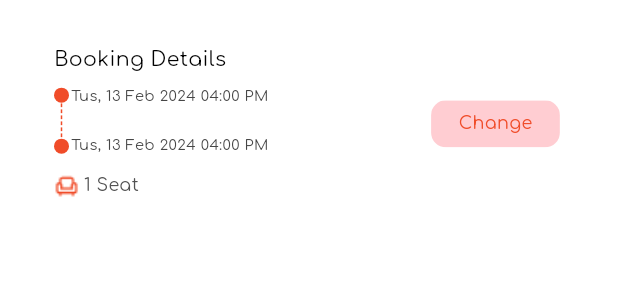
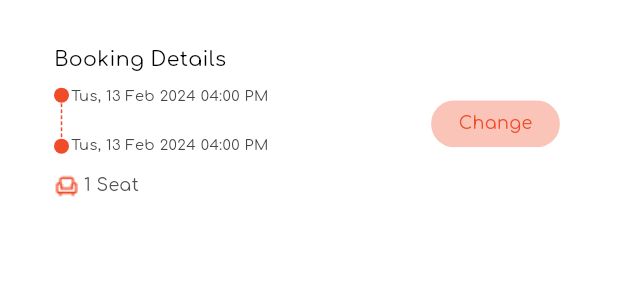
Before and after one commit to KarimAshraf-eng/shagafZag, a Flutter app: the BookingDetails widget shown alone on an empty page, opened directly, on a phone screen of 412 x 824 dp. Shown: the top 300 px of the screen. Run offline on Flutter 3.47's test engine with Material 3 defaults, Android fonts, the phone set to English and light mode, and no system bars; our stand-ins replace animated_bottom_navigation_bar, carousel_slider, flutter_map, flutter_screenutil, flutter_svg, go_router and 4 more; missing offline and left inert: maps_launcher.

Commit message:
some updates

```diff
--- a/lib/Core/common/custom_button.dart
+++ b/lib/Core/common/custom_button.dart
@@ -7,15 +7,17 @@ class CustomButton extends StatelessWidget {
   final double width;
   final Color color;
   final TextStyle style;
-  CustomButton({
-    super.key,
-    required this.label,
-    required this.onTap,
-    this.height = 40,
-    this.width = double.maxFinite,
-    this.color = ShagafColors.primaryColor,
-    TextStyle? style
-  }) : style = style ?? ShagafFontStyles.whiteMedium14;
+  final double raduis;
+  CustomButton(
+      {super.key,
+      required this.label,
+      required this.onTap,
+      this.height = 40,
+      this.width = double.maxFinite,
+      this.color = ShagafColors.primaryColor,
+      this.raduis = 0,
+      TextStyle? style})
+      : style = style ?? ShagafFontStyles.whiteMedium14;
 
   @override
   Widget build(BuildContext context) {
@@ -24,7 +26,10 @@ class CustomButton extends StatelessWidget {
       child: Material(
         color: Colors.transparent,
         child: Ink(
+          decoration: BoxDecoration(
           color: color,
+            borderRadius: BorderRadius.circular(raduis)
+          ),
           height: height.h,
           width: width.w,
           child: InkWell(
--- a/lib/Features/Home/Presentation/Views/Widgets/funny_room_past_widget.dart
+++ b/lib/Features/Home/Presentation/Views/Widgets/funny_room_past_widget.dart
@@ -20,7 +20,7 @@ class FunnyRoomPastWidget extends StatelessWidget {
           ]
         ),
         width: 355.w,
-        height: 246.h,
+        height: 248.h,
         child: Padding(
           padding: const EdgeInsets.only(left: 15),
           child: Column(
@@ -30,8 +30,8 @@ class FunnyRoomPastWidget extends StatelessWidget {
                 "Funny Room",
                 style: ShagafFontStyles.blackSemiBold16,
               ),
-              const SizedBox(
-                height: 15,
+               SizedBox(
+                height: 15.h,
               ),
               const ListTileWidget(
                 title: 'Date',
--- a/lib/Features/Home/Presentation/Views/Widgets/meeting_room_past_widget.dart
+++ b/lib/Features/Home/Presentation/Views/Widgets/meeting_room_past_widget.dart
@@ -20,7 +20,7 @@ class MeetingRoomPastWidget extends StatelessWidget {
           ]
         ),
         width: 355.w,
-        height: 246.h,
+        height: 248.h,
         child: Padding(
           padding: const EdgeInsets.only(left: 15),
           child: Column(
@@ -30,8 +30,8 @@ class MeetingRoomPastWidget extends StatelessWidget {
                 "Meeting Room",
                 style: ShagafFontStyles.blackSemiBold16,
               ),
-              const SizedBox(
-                height: 15,
+               SizedBox(
+                height: 15.h,
               ),
               const ListTileWidget(
                 title: 'Date',
--- a/lib/Features/Home/Presentation/Views/Widgets/training_room_past_widget.dart
+++ b/lib/Features/Home/Presentation/Views/Widgets/training_room_past_widget.dart
@@ -20,7 +20,7 @@ class TrainingRoomPastWidget extends StatelessWidget {
           ]
         ),
         width: 355.w,
-        height: 246.h,
+        height: 248.h,
         child: Padding(
           padding: const EdgeInsets.only(left: 15),
           child: Column(
@@ -30,8 +30,8 @@ class TrainingRoomPastWidget extends StatelessWidget {
                 "Training Room",
                 style: ShagafFontStyles.blackSemiBold16,
               ),
-              const SizedBox(
-                height: 15,
+               SizedBox(
+                height: 15.h,
               ),
               const ListTileWidget(
                 title: 'Date',
--- a/lib/Features/Room/Presentation/Views/Widgets/bottomsheetprice.dart
+++ b/lib/Features/Room/Presentation/Views/Widgets/bottomsheetprice.dart
@@ -82,7 +82,6 @@ class _BottomsheetpriceState extends State<Bottomsheetprice> {
                   ),
                   child: InkWell(
                     onTap: (){
-                      GoRouter.of(context).push(AppRouters.bookingReviewView);
                     },
                       child: Text('Select Data',style: ShagafFontStyles.whiteNormal17,)),
                 ),
--- a/lib/Features/booking_review/Presentation/Views/Widgets/booking_details.dart
+++ b/lib/Features/booking_review/Presentation/Views/Widgets/booking_details.dart
@@ -79,7 +79,8 @@ class BookingDetails extends StatelessWidget {
                 CustomButton(
                     width: 77.w,
                     height: 33.h,
-                    color: const Color(0xFFFFCDD2),
+                    raduis: 20,
+                    color: ShagafColors.secondaryColor.withOpacity(.33),
                     label: 'Change',
                     style: ShagafFontStyles.mediumRed12,
                     onTap: () {
--- a/lib/Features/booking_review/Presentation/Views/Widgets/custom_button_review.dart
+++ b/lib/Features/booking_review/Presentation/Views/Widgets/custom_button_review.dart
@@ -24,7 +24,7 @@ class CustomButtonReview extends StatelessWidget {
               label: "Cancellation Policy",
               style: ShagafFontStyles.darkGrayishBlue16,
               onTap: (){
-                GoRouter.of(context).push(AppRouters.dataAndTimeView);
+                GoRouter.of(context).pop();
               },),
           ],
         ),
```
Also changed, not shown: lib/Features/Home/Presentation/Views/Widgets/category.dart (+5 -5 lines), lib/Features/booking_review/Presentation/Views/Widgets/discounts_available.dart (+41 -35 lines), lib/Features/date_time/Presentation/Views/Widgets/finish_button.dart (+12 -2 lines).
